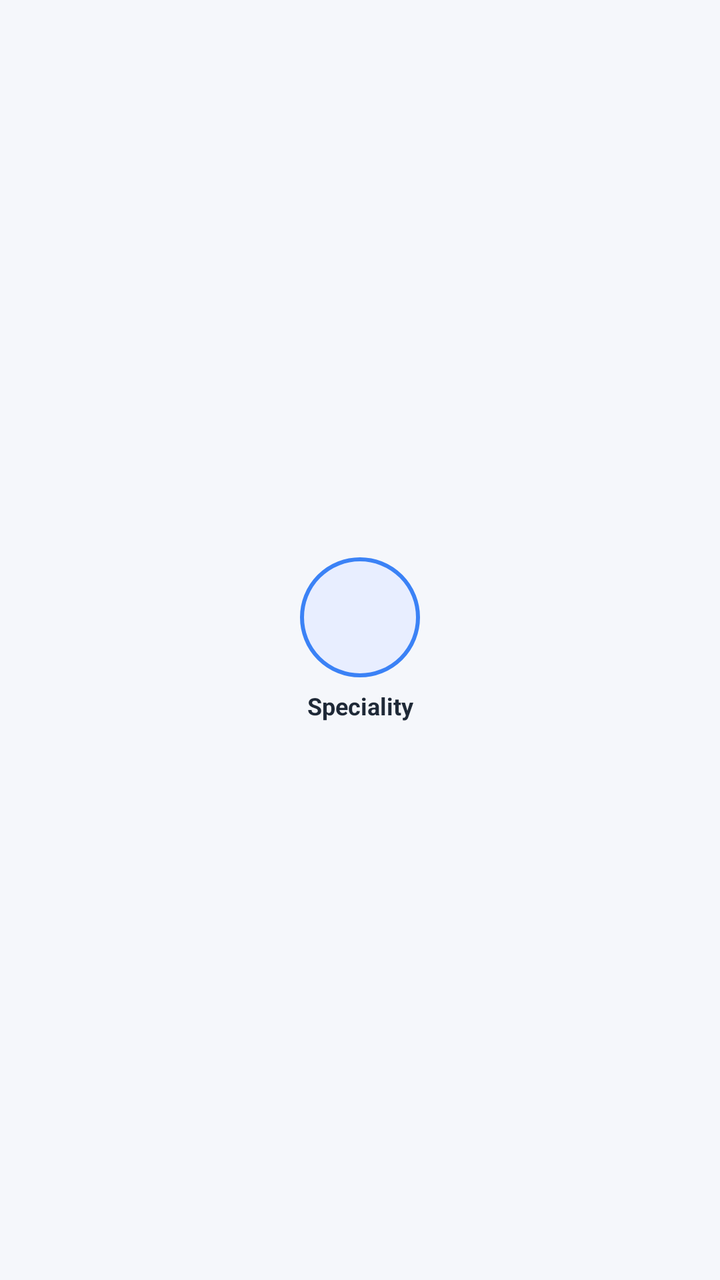
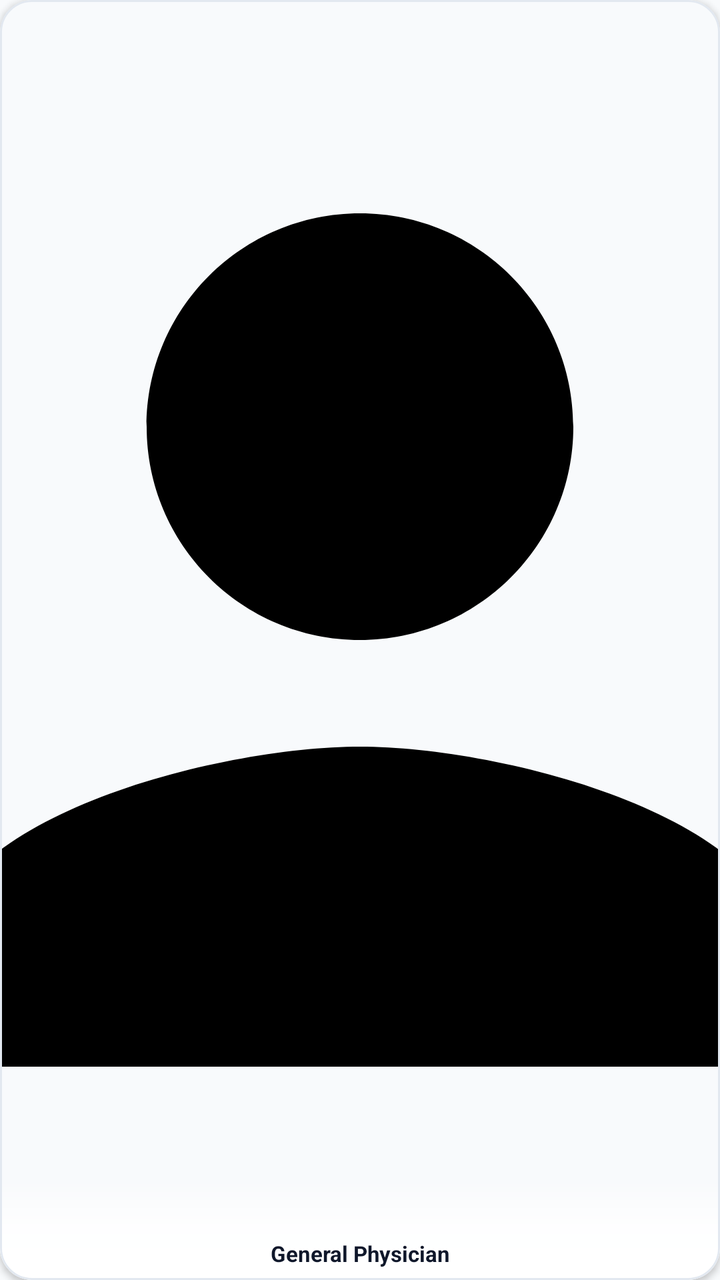

Compare the two renders of this Android layout. The source of the first and the diff that turns it into the second are given below.
<!-- AndroidManifest.xml: application theme Theme.CareWell -->
<!-- res/layout/item_speciality.xml -->
<?xml version="1.0" encoding="utf-8"?>
<LinearLayout xmlns:android="http://schemas.android.com/apk/res/android"
    xmlns:app="http://schemas.android.com/apk/res-auto"
    android:layout_width="wrap_content"
    android:layout_height="wrap_content"
    android:gravity="center"
    android:orientation="vertical"
    android:padding="8dp">

    <FrameLayout
        android:id="@+id/fl_speciality_bg"
        android:layout_width="60dp"
        android:layout_height="60dp"
        android:background="@drawable/bg_circle_avatar">

        <ImageView
            android:id="@+id/iv_speciality_icon"
            android:layout_width="30dp"
            android:layout_height="30dp"
            android:layout_gravity="center"
            app:tint="@color/primary"
            android:contentDescription="Speciality Icon" />
    </FrameLayout>

    <TextView
        android:id="@+id/tv_speciality_name"
        android:layout_width="80dp"
        android:layout_height="wrap_content"
        android:layout_marginTop="6dp"
        android:text="Speciality"
        android:textColor="@color/text_primary"
        android:textSize="12sp"
        android:textStyle="bold"
        android:gravity="center"
        android:maxLines="2"
        android:ellipsize="end" />
</LinearLayout>
<!-- resources referenced by this layout -->
<resources>
  <color name="primary">#16327D</color>
  <color name="text_primary">#1F2937</color>
  <!-- drawable bg_circle_avatar (drawable) -->
  <?xml version="1.0" encoding="utf-8"?>
  <shape xmlns:android="http://schemas.android.com/apk/res/android"
      android:shape="oval">
      <solid android:color="#E8EEFF" />
      <stroke
          android:width="2dp"
          android:color="#3B82F6" />
  </shape>
  <style name="Theme.CareWell" parent="Base.Theme.CareWell" />
  <style name="Base.Theme.CareWell" parent="Theme.Material3.Light.NoActionBar">
          <item name="colorPrimary">@color/primary</item>
          <item name="colorPrimaryVariant">@color/primary_dark</item>
          <item name="colorOnPrimary">@color/white</item>
          <item name="colorSecondary">@color/secondary</item>
          <item name="colorSecondaryVariant">@color/secondary</item>
          <item name="colorOnSecondary">@color/white</item>
          <item name="android:statusBarColor">@color/white</item>
          <item name="android:windowLightStatusBar">true</item>
          <item name="android:windowBackground">@color/background_light</item>
      </style>
  <color name="primary_dark">#0F2359</color>
  <color name="white">#FFFFFF</color>
  <color name="secondary">#3B82F6</color>
  <color name="background_light">#F5F7FB</color>
</resources>

<!-- the commit's change to res/layout/item_speciality.xml (unified diff, before → after) -->
@@ -1,37 +1,52 @@
 <?xml version="1.0" encoding="utf-8"?>
-<LinearLayout xmlns:android="http://schemas.android.com/apk/res/android"
+<com.google.android.material.card.MaterialCardView xmlns:android="http://schemas.android.com/apk/res/android"
     xmlns:app="http://schemas.android.com/apk/res-auto"
-    android:layout_width="wrap_content"
-    android:layout_height="wrap_content"
-    android:gravity="center"
-    android:orientation="vertical"
-    android:padding="8dp">
+    android:id="@+id/card_speciality"
+    android:layout_width="94dp"
+    android:layout_height="110dp"
+    android:layout_margin="4dp"
+    android:clickable="true"
+    android:focusable="true"
+    android:foreground="?attr/selectableItemBackground"
+    app:cardBackgroundColor="#F8FAFC"
+    app:cardCornerRadius="16dp"
+    app:cardElevation="2dp"
+    app:strokeColor="@color/card_stroke"
+    app:strokeWidth="1dp">
 
-    <FrameLayout
-        android:id="@+id/fl_speciality_bg"
-        android:layout_width="60dp"
-        android:layout_height="60dp"
-        android:background="@drawable/bg_circle_avatar">
+    <RelativeLayout
+        android:layout_width="match_parent"
+        android:layout_height="match_parent">
 
         <ImageView
-            android:id="@+id/iv_speciality_icon"
-            android:layout_width="30dp"
-            android:layout_height="30dp"
-            android:layout_gravity="center"
-            app:tint="@color/primary"
-            android:contentDescription="Speciality Icon" />
-    </FrameLayout>
+            android:id="@+id/iv_speciality_image"
+            android:layout_width="match_parent"
+            android:layout_height="match_parent"
+            android:contentDescription="Speciality Image"
+            android:scaleType="centerCrop"
+            android:src="@drawable/ic_user" />
 
-    <TextView
-        android:id="@+id/tv_speciality_name"
-        android:layout_width="80dp"
-        android:layout_height="wrap_content"
-        android:layout_marginTop="6dp"
-        android:text="Speciality"
-        android:textColor="@color/text_primary"
-        android:textSize="12sp"
-        android:textStyle="bold"
-        android:gravity="center"
-        android:maxLines="2"
-        android:ellipsize="end" />
-</LinearLayout>
+        <View
+            android:layout_width="match_parent"
+            android:layout_height="52dp"
+            android:layout_alignParentBottom="true"
+            android:background="@drawable/bg_category_text_scrim" />
+
+        <TextView
+            android:id="@+id/tv_speciality_name"
+            android:layout_width="match_parent"
+            android:layout_height="wrap_content"
+            android:layout_alignParentBottom="true"
+            android:layout_marginBottom="6dp"
+            android:paddingHorizontal="4dp"
+            android:ellipsize="end"
+            android:gravity="center"
+            android:maxLines="2"
+            android:text="General Physician"
+            android:textColor="#0F172A"
+            android:textSize="11sp"
+            android:textStyle="bold" />
+
+    </RelativeLayout>
+
+</com.google.android.material.card.MaterialCardView>
<!-- resource entries referenced after the edit -->
@@ -1,16 +1,26 @@
 <!-- resources referenced by this layout -->
 <resources>
-  <color name="primary">#16327D</color>
-  <color name="text_primary">#1F2937</color>
-  <!-- drawable bg_circle_avatar (drawable) -->
+  <color name="card_stroke">#E2E8F0</color>
+  <!-- drawable bg_category_text_scrim (drawable) -->
   <?xml version="1.0" encoding="utf-8"?>
-  <shape xmlns:android="http://schemas.android.com/apk/res/android"
-      android:shape="oval">
-      <solid android:color="#E8EEFF" />
-      <stroke
-          android:width="2dp"
-          android:color="#3B82F6" />
+  <shape xmlns:android="http://schemas.android.com/apk/res/android">
+      <gradient
+          android:angle="270"
+          android:startColor="#00FFFFFF"
+          android:centerColor="#D0FFFFFF"
+          android:endColor="#F8FFFFFF" />
   </shape>
+  <!-- drawable ic_user (drawable) -->
+  <vector xmlns:android="http://schemas.android.com/apk/res/android"
+      android:width="24dp"
+      android:height="24dp"
+      android:viewportWidth="24"
+      android:viewportHeight="24">
+      <path
+          android:fillColor="#FF000000"
+          android:pathData="M12,12c2.21,0 4,-1.79 4,-4s-1.79,-4 -4,-4 -4,1.79 -4,4 1.79,4 4,4zm0,2c-2.67,0 -8,1.34 -8,4v2h16v-2c0,-2.66 -5.33,-4 -8,-4z"/>
+  </vector>
+  <color name="primary">#152C69</color>
   <style name="Theme.CareWell" parent="Base.Theme.CareWell" />
   <style name="Base.Theme.CareWell" parent="Theme.Material3.Light.NoActionBar">
           <item name="colorPrimary">@color/primary</item>
@@ -22,10 +32,15 @@
           <item name="android:statusBarColor">@color/white</item>
           <item name="android:windowLightStatusBar">true</item>
           <item name="android:windowBackground">@color/background_light</item>
+          <item name="colorSecondaryContainer">@color/primary_light</item>
+          <item name="colorOnSecondaryContainer">@color/primary</item>
+          <item name="android:navigationBarColor">@color/white</item>
+          <item name="android:windowLightNavigationBar" tools:targetApi="o_mr1">true</item>
       </style>
-  <color name="primary_dark">#0F2359</color>
+  <color name="primary_dark">#0D1D47</color>
   <color name="white">#FFFFFF</color>
-  <color name="secondary">#3B82F6</color>
-  <color name="background_light">#F5F7FB</color>
+  <color name="secondary">#2563EB</color>
+  <color name="background_light">#F8FAFC</color>
+  <color name="primary_light">#EBF1FF</color>
 </resources>
 
